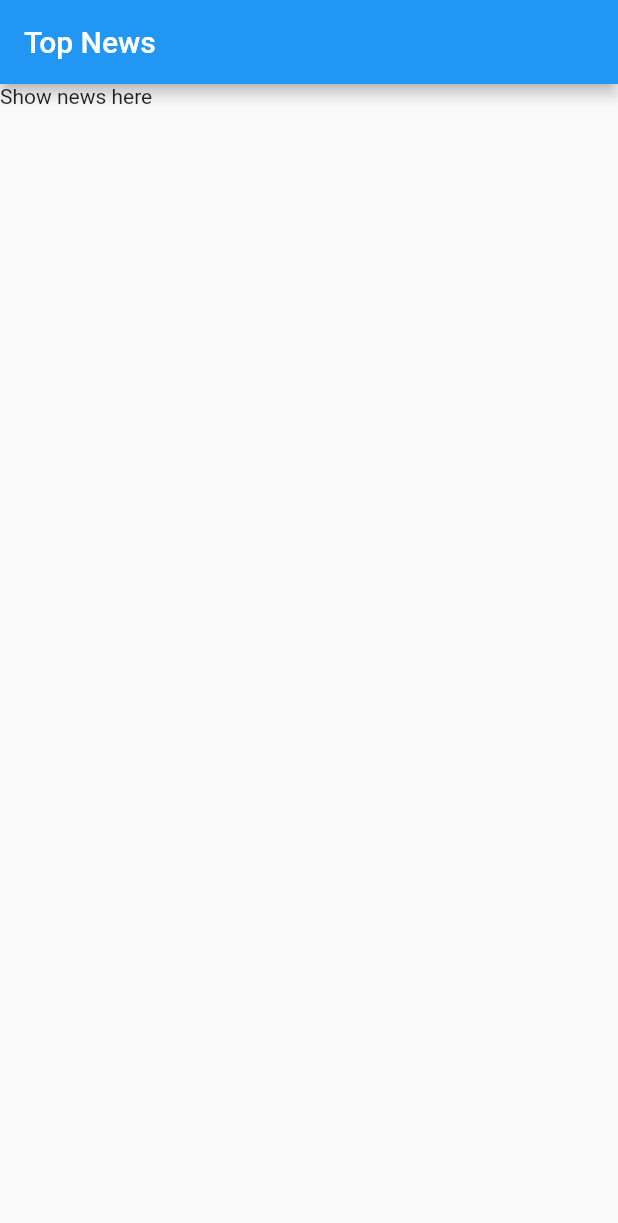
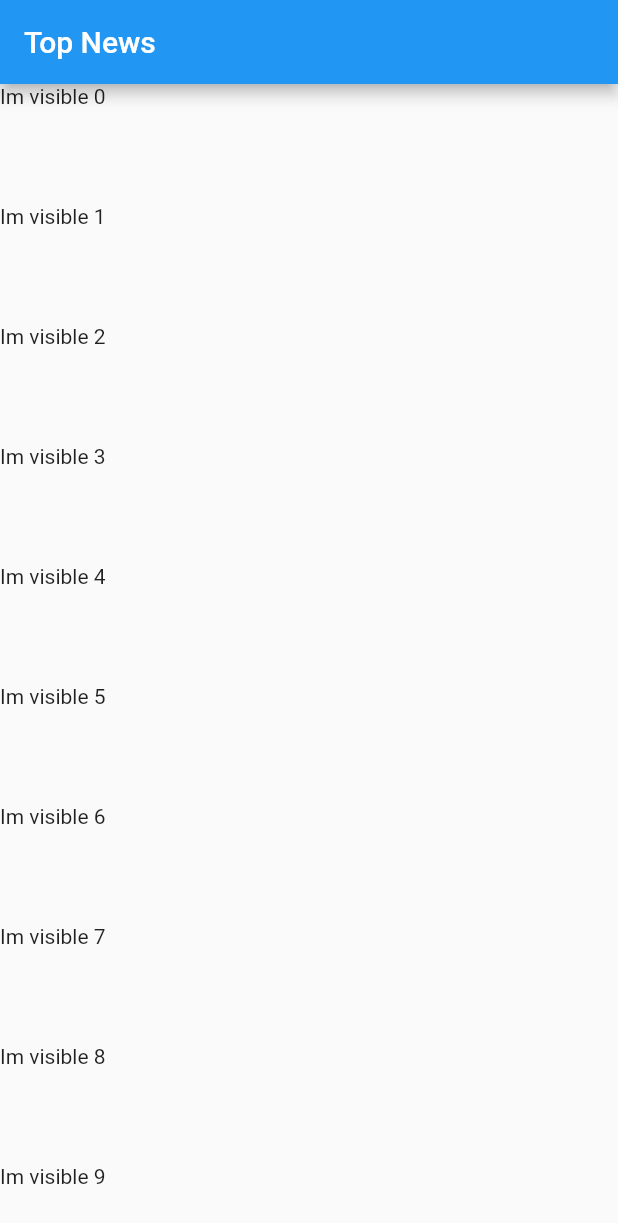
Before and after one commit to andreidobrinski/dart-and-flutter-course-udemy, a Flutter app: the screen it shows after launch, on a phone screen of 412 x 824 dp. Shown: the top 1223 px of the screen. Run offline on Flutter 3.47's test engine with Material 2 defaults, Android fonts, the phone set to English and light mode, and no system bars; our stand-ins replace rxdart, sqflite; accounts and stored records are empty.

Commit message:
add mock Future for ListView.builder

```diff
--- a/news/lib/src/screens/news_list.dart
+++ b/news/lib/src/screens/news_list.dart
@@ -1,4 +1,5 @@
 import 'package:flutter/material.dart';
+import 'dart:async';
 
 class NewsList extends StatelessWidget {
   Widget build(context) {
@@ -6,7 +7,32 @@ class NewsList extends StatelessWidget {
       appBar: AppBar(
         title: Text('Top News'),
       ),
-      body: Text('Show news here'),
+      body: buildList(),
+    );
+  }
+
+  Widget buildList() {
+    return ListView.builder(
+      itemCount: 1000,
+      itemBuilder: (context, int index) {
+        return FutureBuilder(
+          future: getFuture(),
+          builder: (context, snapshot) {
+            return Container(
+                height: 80.0,
+                child: snapshot.hasData
+                    ? Text('Im visible $index')
+                    : Text('no data $index'));
+          },
+        );
+      },
+    );
+  }
+
+  getFuture() {
+    return Future.delayed(
+      Duration(seconds: 2),
+      () => 'hi',
     );
   }
 }
```
